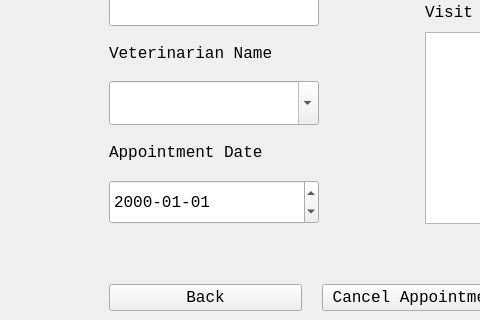
Before: the Qt Designer form AppointmentModifyUI.ui in ASNaeem/Simple-VCMS, drawn with Qt 5; both pictures show x 0 to 480 and y 390 to 710 of the 1051 by 710 pixel window.
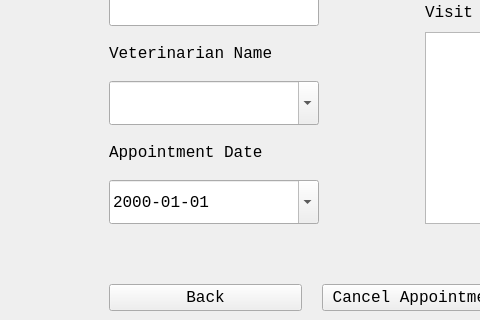
After: the same form once the commit is applied.

Patch:
```diff
--- a/AppointmentModifyUI.ui
+++ b/AppointmentModifyUI.ui
@@ -309,6 +309,9 @@
             <property name="displayFormat">
              <string>yyyy-MM-dd</string>
             </property>
+            <property name="calendarPopup">
+             <bool>true</bool>
+            </property>
            </widget>
           </item>
          </layout>
```
Left out of the diff: 3 changed lines with no effect on the pictures.
